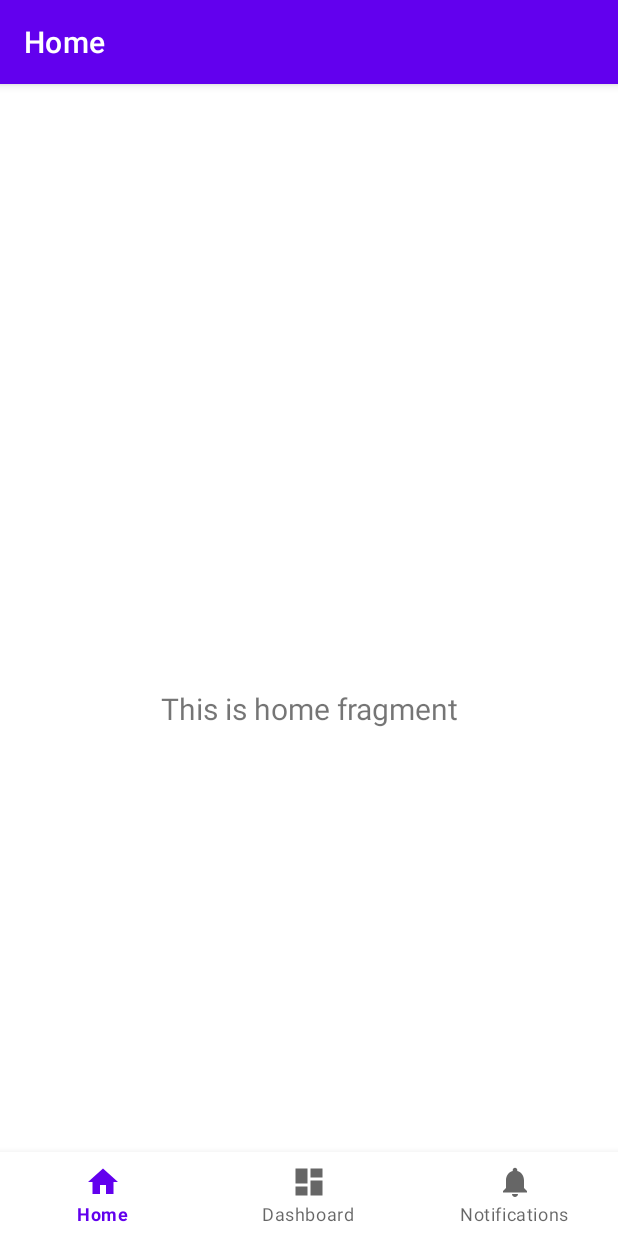
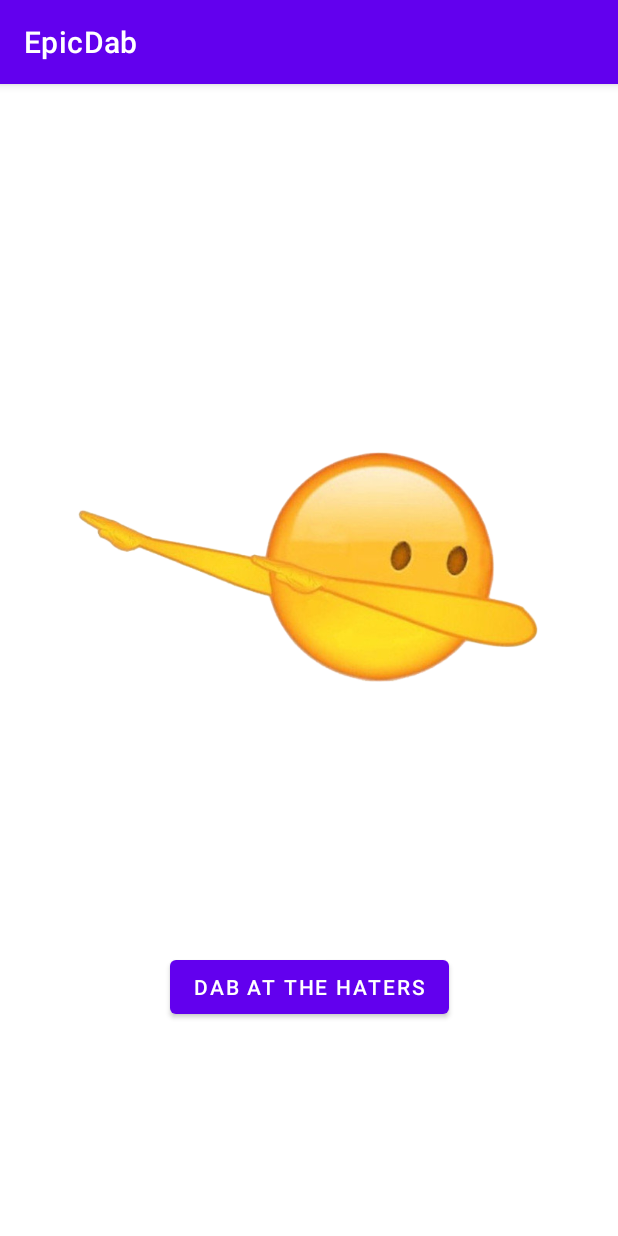
Before and after one commit to SSSam/EpicBaddieGamer, an Android app: the screen it shows after launch (MainActivity), on a phone screen of 412 x 824 dp. Run offline under Robolectric (Android 15) with nearby library versions, the phone set to English and light mode, and no system bars.

Commit message:
Add emoji that dabs at the haters

```diff
--- a/EpicDab/app/src/main/java/com/epicbaddiegamer/epicdab/MainActivity.java
+++ b/EpicDab/app/src/main/java/com/epicbaddiegamer/epicdab/MainActivity.java
@@ -2,29 +2,41 @@ package com.epicbaddiegamer.epicdab;
 
 import android.os.Bundle;
 
-import com.google.android.material.bottomnavigation.BottomNavigationView;
+import android.view.View;
+import android.widget.Button;
+import android.widget.ImageView;
+import androidx.appcompat.app.AppCompatActivity;
 
-import androidx.appcompat.app.AppCompatActivity;
-import androidx.navigation.NavController;
-import androidx.navigation.Navigation;
-import androidx.navigation.ui.AppBarConfiguration;
-import androidx.navigation.ui.NavigationUI;
 
 public class MainActivity extends AppCompatActivity {
+
+    private static ImageView imgview;
+    private static Button buttonsbm;
+    private int current_image;
+    int[] images={R.drawable.dab_right, R.drawable.dab_left};
 
     @Override
     protected void onCreate(Bundle savedInstanceState) {
         super.onCreate(savedInstanceState);
         setContentView(R.layout.activity_main);
-        BottomNavigationView navView = findViewById(R.id.nav_view);
-        // Passing each menu ID as a set of Ids because each
-        // menu should be considered as top level destinations.
-        AppBarConfiguration appBarConfiguration = new AppBarConfiguration.Builder(
-                R.id.navigation_home, R.id.navigation_dashboard, R.id.navigation_notifications)
-                .build();
-        NavController navController = Navigation.findNavController(this, R.id.nav_host_fragment);
-        NavigationUI.setupActionBarWithNavController(this, navController, appBarConfiguration);
-        NavigationUI.setupWithNavController(navView, navController);
+        buttonclick();
+
+    }
+    public void buttonclick()
+    {
+        imgview=(ImageView)findViewById(R.id.emoji);
+        buttonsbm=(Button)findViewById(R.id.dabButton);
+        buttonsbm.setOnClickListener(
+                new View.OnClickListener(){
+                    @Override
+                    public void onClick(View view){
+                        current_image++;
+                        current_image=current_image % images.length;
+                        imgview.setImageResource(images[current_image]);
+                    }
+                }
+
+        );
     }
 
 }
--- a/EpicDab/app/src/main/java/com/epicbaddiegamer/epicdab/ui/home/HomeFragment.java
+++ /dev/null
@@ -1,35 +0,0 @@
-package com.epicbaddiegamer.epicdab.ui.home;
-
-import android.os.Bundle;
-import android.view.LayoutInflater;
-import android.view.View;
-import android.view.ViewGroup;
-import android.widget.TextView;
-
-import androidx.annotation.NonNull;
-import androidx.annotation.Nullable;
-import androidx.fragment.app.Fragment;
-import androidx.lifecycle.Observer;
-import androidx.lifecycle.ViewModelProvider;
-
-import com.epicbaddiegamer.epicdab.R;
-
-public class HomeFragment extends Fragment {
-
-    private HomeViewModel homeViewModel;
-
-    public View onCreateView(@NonNull LayoutInflater inflater,
-                             ViewGroup container, Bundle savedInstanceState) {
-        homeViewModel =
-                new ViewModelProvider(this).get(HomeViewModel.class);
-        View root = inflater.inflate(R.layout.fragment_home, container, false);
-        final TextView textView = root.findViewById(R.id.text_home);
-        homeViewModel.getText().observe(getViewLifecycleOwner(), new Observer<String>() {
-            @Override
-            public void onChanged(@Nullable String s) {
-                textView.setText(s);
-            }
-        });
-        return root;
-    }
-}
--- a/EpicDab/app/src/main/java/com/epicbaddiegamer/epicdab/ui/home/HomeViewModel.java
+++ /dev/null
@@ -1,19 +0,0 @@
-package com.epicbaddiegamer.epicdab.ui.home;
-
-import androidx.lifecycle.LiveData;
-import androidx.lifecycle.MutableLiveData;
-import androidx.lifecycle.ViewModel;
-
-public class HomeViewModel extends ViewModel {
-
-    private MutableLiveData<String> mText;
-
-    public HomeViewModel() {
-        mText = new MutableLiveData<>();
-        mText.setValue("This is home fragment");
-    }
-
-    public LiveData<String> getText() {
-        return mText;
-    }
-}
--- a/EpicDab/app/src/main/res/drawable/ic_dashboard_black_24dp.xml
+++ /dev/null
@@ -1,9 +0,0 @@
-<vector xmlns:android="http://schemas.android.com/apk/res/android"
-    android:width="24dp"
-    android:height="24dp"
-    android:viewportWidth="24.0"
-    android:viewportHeight="24.0">
-    <path
-        android:fillColor="#FF000000"
-        android:pathData="M3,13h8L11,3L3,3v10zM3,21h8v-6L3,15v6zM13,21h8L21,11h-8v10zM13,3v6h8L21,3h-8z" />
-</vector>
--- a/EpicDab/app/src/main/res/drawable/ic_home_black_24dp.xml
+++ /dev/null
@@ -1,9 +0,0 @@
-<vector xmlns:android="http://schemas.android.com/apk/res/android"
-    android:width="24dp"
-    android:height="24dp"
-    android:viewportWidth="24.0"
-    android:viewportHeight="24.0">
-    <path
-        android:fillColor="#FF000000"
-        android:pathData="M10,20v-6h4v6h5v-8h3L12,3 2,12h3v8z" />
-</vector>
--- a/EpicDab/app/src/main/res/drawable/ic_notifications_black_24dp.xml
+++ /dev/null
@@ -1,9 +0,0 @@
-<vector xmlns:android="http://schemas.android.com/apk/res/android"
-    android:width="24dp"
-    android:height="24dp"
-    android:viewportWidth="24.0"
-    android:viewportHeight="24.0">
-    <path
-        android:fillColor="#FF000000"
-        android:pathData="M12,22c1.1,0 2,-0.9 2,-2h-4c0,1.1 0.89,2 2,2zM18,16v-5c0,-3.07 -1.64,-5.64 -4.5,-6.32L13.5,4c0,-0.83 -0.67,-1.5 -1.5,-1.5s-1.5,0.67 -1.5,1.5v0.68C7.63,5.36 6,7.92 6,11v5l-2,2v1h16v-1l-2,-2z" />
-</vector>
--- a/EpicDab/app/src/main/res/layout/activity_main.xml
+++ b/EpicDab/app/src/main/res/layout/activity_main.xml
@@ -1,33 +1,24 @@
 <?xml version="1.0" encoding="utf-8"?>
 <androidx.constraintlayout.widget.ConstraintLayout xmlns:android="http://schemas.android.com/apk/res/android"
     xmlns:app="http://schemas.android.com/apk/res-auto"
-    android:id="@+id/container"
+                                                   xmlns:tools="http://schemas.android.com/tools" android:id="@+id/container"
     android:layout_width="match_parent"
     android:layout_height="match_parent"
     android:paddingTop="?attr/actionBarSize">
 
-    <com.google.android.material.bottomnavigation.BottomNavigationView
-        android:id="@+id/nav_view"
-        android:layout_width="0dp"
-        android:layout_height="wrap_content"
-        android:layout_marginStart="0dp"
-        android:layout_marginEnd="0dp"
-        android:background="?android:attr/windowBackground"
-        app:layout_constraintBottom_toBottomOf="parent"
-        app:layout_constraintLeft_toLeftOf="parent"
-        app:layout_constraintRight_toRightOf="parent"
-        app:menu="@menu/bottom_nav_menu" />
-
-    <fragment
-        android:id="@+id/nav_host_fragment"
-        android:name="androidx.navigation.fragment.NavHostFragment"
-        android:layout_width="match_parent"
-        android:layout_height="match_parent"
-        app:defaultNavHost="true"
-        app:layout_constraintBottom_toTopOf="@id/nav_view"
-        app:layout_constraintLeft_toLeftOf="parent"
-        app:layout_constraintRight_toRightOf="parent"
-        app:layout_constraintTop_toTopOf="parent"
-        app:navGraph="@navigation/mobile_navigation" />
+    <ImageView
+            android:layout_width="316dp"
+            android:layout_height="233dp" app:srcCompat="@drawable/dab_right" android:id="@+id/emoji"
+            app:layout_constraintBottom_toBottomOf="parent"
+            app:layout_constraintTop_toTopOf="parent" app:layout_constraintEnd_toEndOf="parent"
+            app:layout_constraintStart_toStartOf="parent" app:layout_constraintHorizontal_bias="0.494"
+            app:layout_constraintVertical_bias="0.307"/>
+    <Button
+            android:text="DAB AT THE HATERS"
+            android:layout_width="wrap_content"
+            android:layout_height="wrap_content" android:id="@+id/dabButton"
+            app:layout_constraintStart_toStartOf="parent"
+            app:layout_constraintEnd_toEndOf="parent" app:layout_constraintBottom_toBottomOf="parent"
+            app:layout_constraintTop_toBottomOf="@+id/emoji"/>
 
 </androidx.constraintlayout.widget.ConstraintLayout>
--- a/EpicDab/app/src/main/res/layout/fragment_home.xml
+++ /dev/null
@@ -1,22 +0,0 @@
-<?xml version="1.0" encoding="utf-8"?>
-<androidx.constraintlayout.widget.ConstraintLayout xmlns:android="http://schemas.android.com/apk/res/android"
-    xmlns:app="http://schemas.android.com/apk/res-auto"
-    xmlns:tools="http://schemas.android.com/tools"
-    android:layout_width="match_parent"
-    android:layout_height="match_parent"
-    tools:context=".ui.home.HomeFragment">
-
-    <TextView
-        android:id="@+id/text_home"
-        android:layout_width="match_parent"
-        android:layout_height="wrap_content"
-        android:layout_marginStart="8dp"
-        android:layout_marginTop="8dp"
-        android:layout_marginEnd="8dp"
-        android:textAlignment="center"
-        android:textSize="20sp"
-        app:layout_constraintBottom_toBottomOf="parent"
-        app:layout_constraintEnd_toEndOf="parent"
-        app:layout_constraintStart_toStartOf="parent"
-        app:layout_constraintTop_toTopOf="parent" />
-</androidx.constraintlayout.widget.ConstraintLayout>
--- a/EpicDab/app/src/main/res/menu/bottom_nav_menu.xml
+++ /dev/null
@@ -1,19 +0,0 @@
-<?xml version="1.0" encoding="utf-8"?>
-<menu xmlns:android="http://schemas.android.com/apk/res/android">
-
-    <item
-        android:id="@+id/navigation_home"
-        android:icon="@drawable/ic_home_black_24dp"
-        android:title="@string/title_home" />
-
-    <item
-        android:id="@+id/navigation_dashboard"
-        android:icon="@drawable/ic_dashboard_black_24dp"
-        android:title="@string/title_dashboard" />
-
-    <item
-        android:id="@+id/navigation_notifications"
-        android:icon="@drawable/ic_notifications_black_24dp"
-        android:title="@string/title_notifications" />
-
-</menu>
```
Also changed, not shown: EpicDab/app/src/main/java/com/epicbaddiegamer/epicdab/ui/dashboard/DashboardFragment.java (deleted, +0 -35 lines), EpicDab/app/src/main/java/com/epicbaddiegamer/epicdab/ui/dashboard/DashboardViewModel.java (deleted, +0 -19 lines), EpicDab/app/src/main/java/com/epicbaddiegamer/epicdab/ui/notifications/NotificationsFragment.java (deleted, +0 -35 lines), EpicDab/app/src/main/java/com/epicbaddiegamer/epicdab/ui/notifications/NotificationsViewModel.java (deleted, +0 -19 lines), EpicDab/app/src/main/res/drawable-v24/ic_launcher_foreground.xml (deleted, +0 -30 lines), EpicDab/app/src/main/res/layout/fragment_dashboard.xml (deleted, +0 -22 lines), EpicDab/app/src/main/res/layout/fragment_notifications.xml (deleted, +0 -22 lines), EpicDab/app/src/main/res/drawable/dab_left.png (added), EpicDab/app/src/main/res/drawable/dab_right.png (added), 2 other files.
